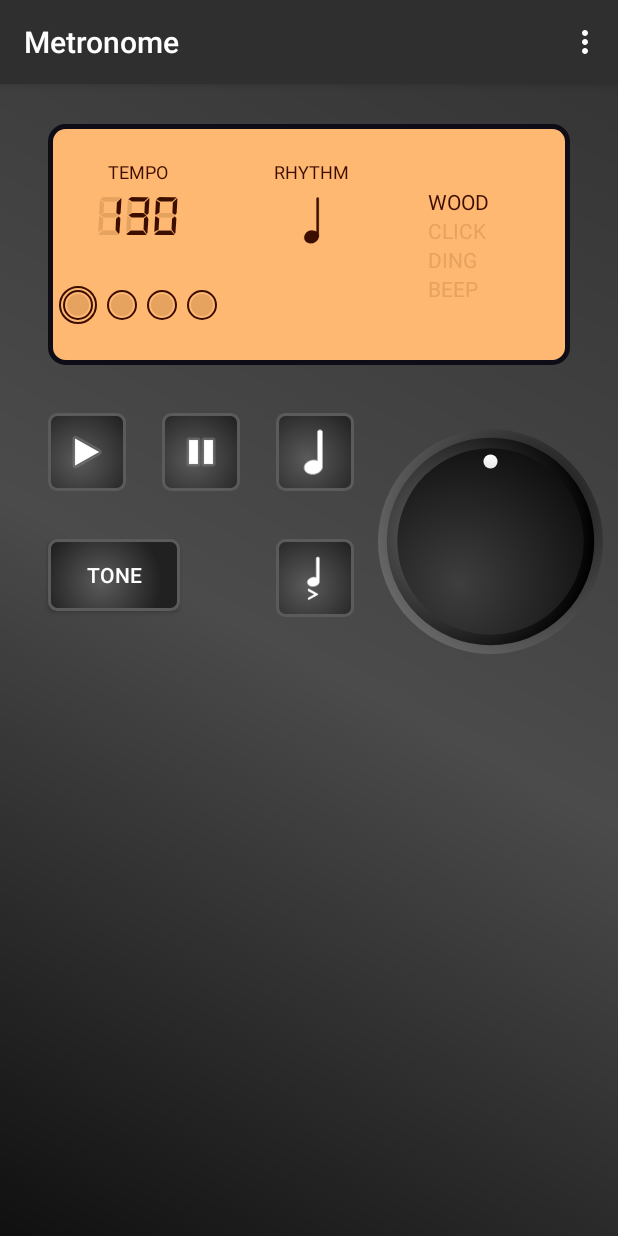
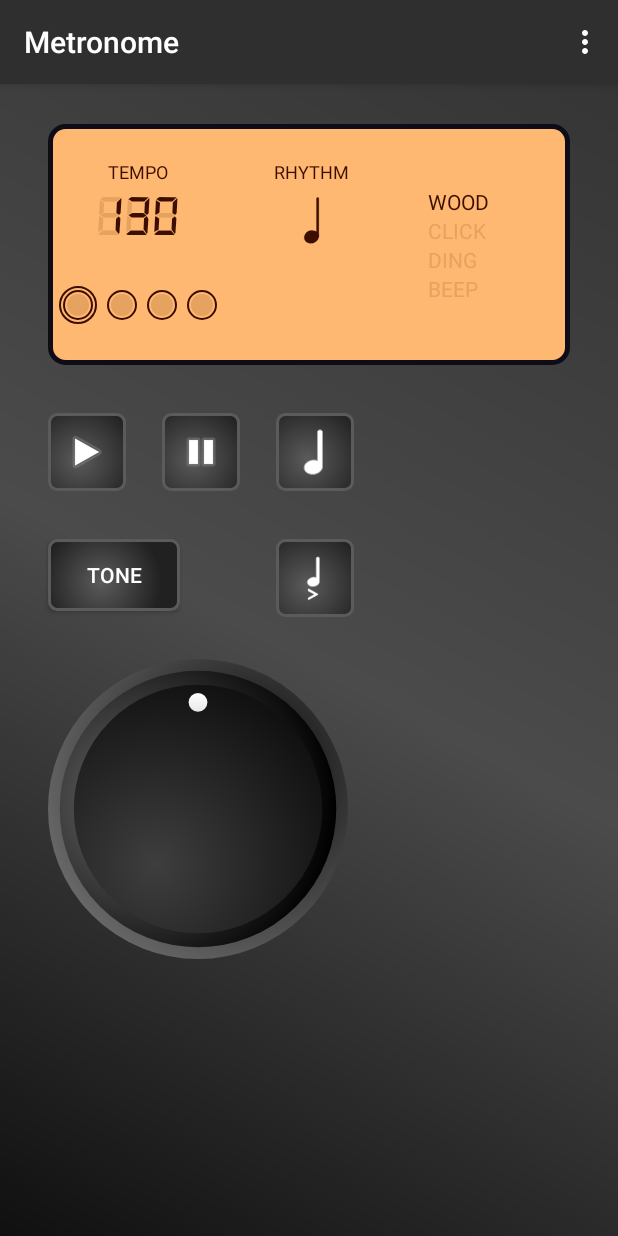
Before and after one commit to o4oren/android-kotlin-metronome, an Android app: the screen it shows after launch (MainActivity), on a phone screen of 412 x 824 dp. Run offline under Robolectric (Android 15) with nearby library versions, the phone set to English and light mode, and no system bars; our stand-ins replace navigation-ui; Roboto replaces fonts that are not available here; 1 statement that could not run was skipped.

Commit message:
knob is working form xml. Ugly workaround for accessing it in fragment. It is getting id -1 at this stage, though it exists and iterating over attached components works

```diff
--- a/app/src/main/java/geva/oren/android_kotlin_metronome/fragments/MetronomeFragment.kt
+++ b/app/src/main/java/geva/oren/android_kotlin_metronome/fragments/MetronomeFragment.kt
@@ -15,7 +15,8 @@ import androidx.core.content.ContextCompat
 import androidx.fragment.app.Fragment
 import geva.oren.android_kotlin_metronome.R
 import geva.oren.android_kotlin_metronome.services.MetronomeService
-import geva.oren.android_kotlin_metronome.views.RotaryKnob
+import geva.oren.android_kotlin_metronome.views.RotaryKnobView
+import geva.oren.android_kotlin_metronome.views.TonesView
 import kotlinx.android.synthetic.main.metronome_fragment.*
 
 
@@ -23,7 +24,7 @@ import kotlinx.android.synthetic.main.metronome_fragment.*
  * Main Metronome app fragment
  */
 class MetronomeFragment : Fragment(),
-    MetronomeService.TickListener, RotaryKnob.RotaryKnobListener {
+    MetronomeService.TickListener, RotaryKnobView.RotaryKnobListener {
 
     private var isBound = false
     private var metronomeService: MetronomeService? = null
@@ -51,20 +52,13 @@ class MetronomeFragment : Fragment(),
             beatsView.isEmphasis =  isEmphasis!!
         }
 
-        val rotary = RotaryKnob(
-            context!!, R.drawable.ic_rotary_knob,
-            resources.getDimensionPixelSize(R.dimen.knob_width), resources.getDimensionPixelSize(R.dimen.knob_height), 40, 220
-        )
 
-        digitalMetronomeLayout.addView(rotary)
-        val params = rotary.layoutParams as ConstraintLayout.LayoutParams
-        params.topToBottom = screenLayout.id
-        params.leftToRight = rhythmButton.id
-        params.leftMargin = 24
-        params.topMargin = 64
-
-        rotary.listener = this
-        setBpmText(rotary.value)
+        val c = digitalMetronomeLayout.getChildAt(digitalMetronomeLayout.childCount - 1) as RotaryKnobView
+        c.listener = this
+        setBpmText(c.value)
+//
+//        rotaryKnob.listener = this
+//        setBpmText(rotaryKnob.value)
     }
 
     private fun bindService() {
--- a/app/src/main/java/geva/oren/android_kotlin_metronome/views/RotaryKnob.kt
+++ b/app/src/main/java/geva/oren/android_kotlin_metronome/views/RotaryKnobView.kt
@@ -2,32 +2,32 @@ package geva.oren.android_kotlin_metronome.views
 
 import android.content.Context
 import android.graphics.Matrix
+import android.graphics.drawable.Drawable
+import android.util.AttributeSet
 import android.util.Log
 import android.view.GestureDetector
+import android.view.LayoutInflater
 import android.view.MotionEvent
 import android.widget.ImageView
 import android.widget.ImageView.ScaleType
 import android.widget.RelativeLayout
 import androidx.core.view.GestureDetectorCompat
 import geva.oren.android_kotlin_metronome.R
+import kotlinx.android.synthetic.main.rotary_knob_view.view.*
 
-class RotaryKnob(
+class RotaryKnobView(
     context: Context,
-    backGround: Int,
-    w: Int,
-    h: Int,
-    minValue: Int,
-    maxValue: Int
+    attrs: AttributeSet
 ) :
     RelativeLayout(context), GestureDetector.OnGestureListener {
     private val gestureDetector: GestureDetectorCompat
     private var mAngleDown = 0f
     private var mAngleUp = 0f
-    private var maxValue = 0
+    private var maxValue = 99
     private var minValue = 0
-    private val knobImageView: ImageView
     var listener: RotaryKnobListener? = null
     var value = 130
+    var knobDrawable: Drawable? = null
 
     interface RotaryKnobListener {
         fun onRotate(value: Int)
@@ -37,29 +37,49 @@ class RotaryKnob(
         this.maxValue = maxValue + 1
         this.minValue = minValue
 
+        LayoutInflater.from(context)
+            .inflate(R.layout.rotary_knob_view, this, true)
+
+        context.theme.obtainStyledAttributes(
+            attrs,
+            R.styleable.RotaryKnobView,
+            0, 0).apply {
+
+            try {
+                minValue = getInt(R.styleable.RotaryKnobView_minValue, 40)
+                maxValue = getInt(R.styleable.RotaryKnobView_maxValue, 220)
+                value = getInt(R.styleable.RotaryKnobView_initialValue, 130)
+                knobDrawable = getDrawable(R.styleable.RotaryKnobView_knobDrawable)
+                knobImageView.setImageDrawable(knobDrawable)
+            } finally {
+                recycle()
+            }
+        }
+
         // create stator
-        val ivBack = ImageView(context)
-        ivBack.setImageResource(backGround)
-        val backgroundLayoutParams = LayoutParams(
-            w, h
-        )
-        backgroundLayoutParams.addRule(CENTER_IN_PARENT)
+//        val ivBack = ImageView(context)
+//        ivBack.setImageResource(backGround)
+//        val backgroundLayoutParams = LayoutParams(
+//            width, height
+//        )
+//        backgroundLayoutParams.addRule(CENTER_IN_PARENT)
 //        addView(ivBack, backgroundLayoutParams)
         // load rotor images
 
-        // create rotor
-        knobImageView = ImageView(context)
-        knobImageView.setImageResource(
-            R.drawable.ic_rotary_knob
-        )
-        val knobLayoutParams = LayoutParams(
-            w, h
-        ) //LayoutParams.WRAP_CONTENT, LayoutParams.WRAP_CONTENT);
-        knobLayoutParams.addRule(CENTER_IN_PARENT)
-        addView(knobImageView, knobLayoutParams)
+//        // create rotor
+//        knobImageView = ImageView(context)
+//        knobImageView.setImageResource(
+//
+//        )
+//        val knobLayoutParams = LayoutParams(
+//            width, height
+//        ) //LayoutParams.WRAP_CONTENT, LayoutParams.WRAP_CONTENT);
+//        knobLayoutParams.addRule(CENTER_IN_PARENT)
+//        addView(knobImageView, knobLayoutParams)
 
         // enable gesture detector
         gestureDetector = GestureDetectorCompat(context, this)
+        Log.i("===KNOB===", "Initialized")
     }
 
     /**
@@ -83,6 +103,11 @@ class RotaryKnob(
 
     override fun onTouchEvent(event: MotionEvent): Boolean {
         return if (gestureDetector.onTouchEvent(event)) true else super.onTouchEvent(event)
+    }
+
+    override fun onAttachedToWindow() {
+        super.onAttachedToWindow()
+        Log.i("===KNOB===", "attached!")
     }
 
     override fun onDown(event: MotionEvent): Boolean {
--- a/app/src/main/res/layout/metronome_fragment.xml
+++ b/app/src/main/res/layout/metronome_fragment.xml
@@ -175,4 +175,17 @@
         app:layout_constraintStart_toStartOf="@+id/rhythmButton"
         app:layout_constraintTop_toBottomOf="@+id/rhythmButton" />
 
+    <geva.oren.android_kotlin_metronome.views.RotaryKnobView
+        android:id="@+id/rotaryKnob"
+        class="geva.oren.android_kotlin_metronome.views.RotaryKnobView"
+        android:layout_width="wrap_content"
+        android:layout_height="wrap_content"
+        android:layout_marginTop="32dp"
+        app:initialValue="130"
+        app:knobDrawable="@drawable/ic_rotary_knob"
+        app:layout_constraintStart_toStartOf="@+id/toneButton"
+        app:layout_constraintTop_toBottomOf="@+id/toneButton"
+        app:maxValue="220"
+        app:minValue="40" />
+
 </androidx.constraintlayout.widget.ConstraintLayout>
--- /dev/null
+++ b/app/src/main/res/layout/rotary_knob_view.xml
@@ -0,0 +1,12 @@
+<?xml version="1.0" encoding="utf-8"?>
+<merge xmlns:android="http://schemas.android.com/apk/res/android"
+    android:layout_width="wrap_content"
+    android:layout_height="wrap_content">
+
+    <ImageView
+        android:id="@+id/knobImageView"
+        android:layout_width="wrap_content"
+        android:layout_height="wrap_content"
+        />
+
+</merge>
--- /dev/null
+++ b/app/src/main/res/values/attrs.xml
@@ -0,0 +1,9 @@
+<?xml version="1.0" encoding="utf-8"?>
+<resources>
+    <declare-styleable name="RotaryKnobView">
+        <attr name="minValue" format="integer" />
+        <attr name="maxValue" format="integer" />
+        <attr name="initialValue" format="integer" />
+        <attr name="knobDrawable" format="reference" />
+    </declare-styleable>
+</resources>
--- a/app/src/main/res/values/dimens.xml
+++ b/app/src/main/res/values/dimens.xml
@@ -4,6 +4,6 @@
     <dimen name="bpm_digital_text">32sp</dimen>
     <dimen name="tone_digital_text">20sp</dimen>
     <dimen name="button_corner_radius">5dp</dimen>
-    <dimen name="knob_width">150dp</dimen>
-    <dimen name="knob_height">150dp</dimen>
+    <dimen name="knob_width">200dp</dimen>
+    <dimen name="knob_height">200dp</dimen>
 </resources>
```
